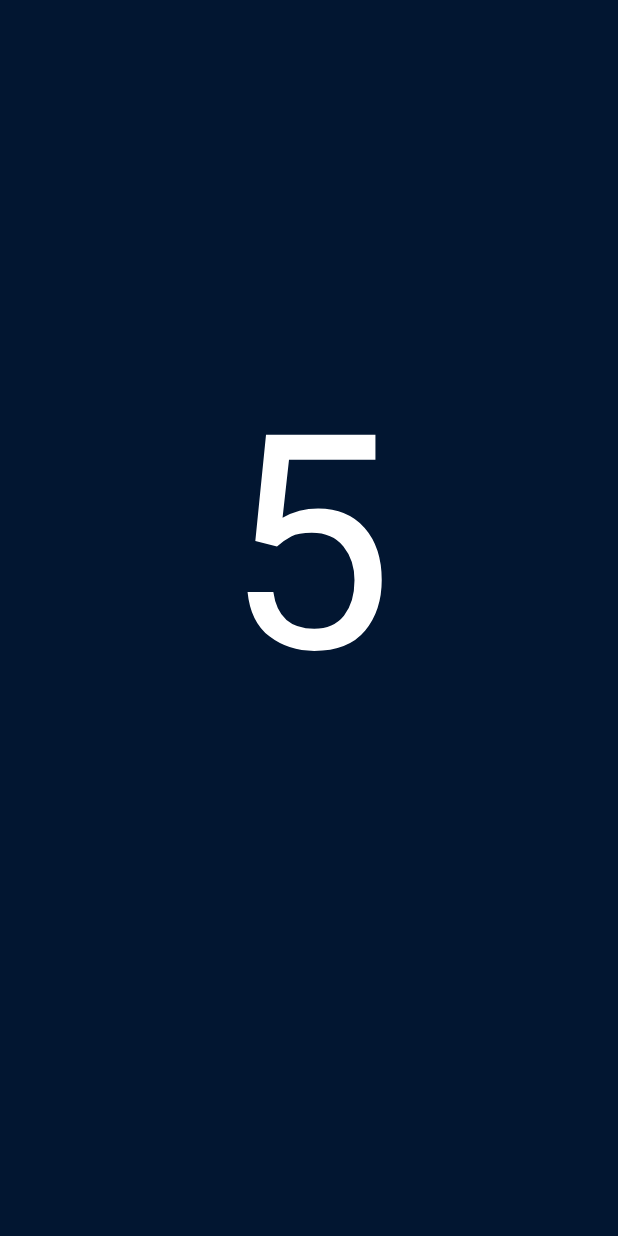
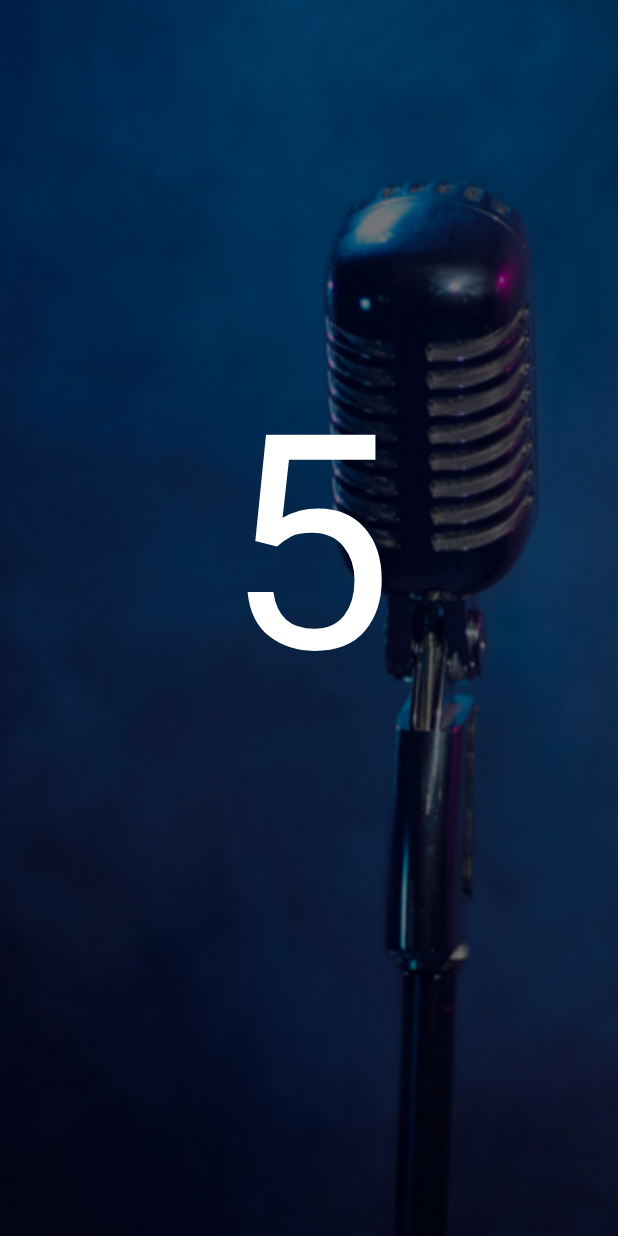
Before and after one commit to choch-o/SherlockHums, an Android app: the RecordingActivity screen opened directly, with no data from a screen before it, on a phone screen of 412 x 824 dp. Run offline under Robolectric (Android 15) with nearby library versions, the phone set to English and light mode, and no system bars.

Commit message:
really almost done

```diff
--- a/android/MyApplication/app/src/main/AndroidManifest.xml
+++ b/android/MyApplication/app/src/main/AndroidManifest.xml
@@ -8,7 +8,7 @@
 
     <application
         android:allowBackup="true"
-        android:icon="@mipmap/ic_launcher"
+        android:icon="@drawable/hums_icon"
         android:label="@string/app_name"
         android:supportsRtl="true"
         android:theme="@style/AppTheme.NoActionBar">
--- a/android/MyApplication/app/src/main/java/com/example/q/project3/FacebookLoginActivity.java
+++ b/android/MyApplication/app/src/main/java/com/example/q/project3/FacebookLoginActivity.java
@@ -4,6 +4,8 @@ import android.content.Intent;
 import android.os.Bundle;
 import android.support.v7.app.AppCompatActivity;
 import android.util.Log;
+import android.view.Window;
+import android.view.WindowManager;
 
 import com.facebook.CallbackManager;
 import com.facebook.FacebookCallback;
@@ -30,6 +32,9 @@ public class FacebookLoginActivity extends AppCompatActivity {
     @Override
     public void onCreate(Bundle savedInstanceState){
         super.onCreate(savedInstanceState);
+        requestWindowFeature(Window.FEATURE_NO_TITLE);
+        getWindow().setFlags(WindowManager.LayoutParams.FLAG_FULLSCREEN,
+                WindowManager.LayoutParams.FLAG_FULLSCREEN);
         FacebookSdk.sdkInitialize(getApplicationContext());
         callbackManager = CallbackManager.Factory.create();
         setContentView(R.layout.activity_facebooklogin);
--- a/android/MyApplication/app/src/main/java/com/example/q/project3/ReadyActivity.java
+++ b/android/MyApplication/app/src/main/java/com/example/q/project3/ReadyActivity.java
@@ -41,7 +41,7 @@ public class ReadyActivity extends AppCompatActivity {
     private static final int PERMISSIONS_REQUEST_INTERNET = 3;
 
     boolean is_recorder = false;
-    ArrayList<String[]> ranks = new ArrayList<>();
+    public static ArrayList<String[]> ranks = new ArrayList<>();
     public ArrayList<String[]> songs = new ArrayList<>();
 
     @Override
--- a/android/MyApplication/app/src/main/java/com/example/q/project3/RecordingActivity.java
+++ b/android/MyApplication/app/src/main/java/com/example/q/project3/RecordingActivity.java
@@ -10,6 +10,8 @@ import android.support.v7.app.AppCompatActivity;
 import android.os.Bundle;
 import android.util.Log;
 import android.view.View;
+import android.view.Window;
+import android.view.WindowManager;
 import android.widget.ImageButton;
 import android.widget.ImageView;
 import android.widget.ProgressBar;
@@ -34,6 +36,9 @@ public class RecordingActivity extends AppCompatActivity {
     @Override
     protected void onCreate(Bundle savedInstanceState) {
         super.onCreate(savedInstanceState);
+        requestWindowFeature(Window.FEATURE_NO_TITLE);
+        getWindow().setFlags(WindowManager.LayoutParams.FLAG_FULLSCREEN,
+                WindowManager.LayoutParams.FLAG_FULLSCREEN);
         setContentView(R.layout.activity_recording);
 
         Intent i = getIntent();
--- a/android/MyApplication/app/src/main/java/com/example/q/project3/RoundedImageView.java
+++ b/android/MyApplication/app/src/main/java/com/example/q/project3/RoundedImageView.java
@@ -68,7 +68,8 @@ public class RoundedImageView extends ImageView {
         Bitmap output = Bitmap.createBitmap(radius, radius, Config.ARGB_8888);
         Canvas canvas = new Canvas(output);
 
-        final String color = "#BAB399";
+        // final String color = "#BAB399";
+        final String color = "#FF9900";
         final Paint paint = new Paint();
         final Rect rect = new Rect(0, 0, radius, radius);
 
--- a/android/MyApplication/app/src/main/res/drawable/answer_box.xml
+++ b/android/MyApplication/app/src/main/res/drawable/answer_box.xml
@@ -1,7 +1,7 @@
 <?xml version="1.0" encoding="utf-8"?>
 <shape xmlns:android="http://schemas.android.com/apk/res/android"
     android:shape="rectangle">
-    <solid android:color="#ffffff" />
+    <solid android:color="@color/transWhite" />
     <size
         android:height="40dp"
         android:width="40dp" />
--- a/android/MyApplication/app/src/main/res/layout/activity_recording.xml
+++ b/android/MyApplication/app/src/main/res/layout/activity_recording.xml
@@ -9,7 +9,7 @@
     android:paddingRight="@dimen/activity_horizontal_margin"
     android:paddingTop="@dimen/activity_vertical_margin"
     tools:context="com.example.q.project3.RecordingActivity"
-    android:background="@color/colorBackground">
+    android:background="@drawable/background">
 
     <TextView
         android:id="@+id/title"
@@ -54,70 +54,4 @@
         android:layout_height="wrap_content"
         android:layout_below="@id/artist"
         android:src="@drawable/listening"/>
-    <!--
-    <TextView
-        android:id="@+id/play_status"
-        android:layout_width="match_parent"
-        android:layout_height="wrap_content"
-        android:layout_below="@id/record_status"
-        android:textColor="#ffffff"
-        android:layout_centerHorizontal="true" />
-
-    <LinearLayout
-        android:layout_width="match_parent"
-        android:layout_height="wrap_content"
-        android:orientation="horizontal"
-        android:layout_below="@id/play_status"
-        android:gravity="center"
-        android:weightSum="3">
-        <ImageButton
-            android:id="@+id/record_button"
-            android:layout_width="wrap_content"
-            android:layout_height="wrap_content"
-            android:src="@drawable/record_button"
-            android:background="@drawable/roundedbutton"
-            android:layout_marginStart="10dp"
-            android:layout_marginEnd="10dp"
-            android:layout_weight="1"/>
-
-        <ImageButton
-            android:id="@+id/play_button"
-            android:layout_width="wrap_content"
-            android:layout_height="wrap_content"
-            android:src="@drawable/play_button"
-            android:background="@drawable/roundedbutton"
-            android:layout_marginStart="10dp"
-            android:layout_marginEnd="10dp"
-            android:layout_weight="1"/>
-
-        <ImageButton
-            android:id="@+id/search_button"
-            android:layout_width="wrap_content"
-            android:layout_height="wrap_content"
-            android:src="@drawable/search_button"
-            android:background="@drawable/roundedbutton"
-            android:layout_marginStart="10dp"
-            android:layout_marginEnd="10dp"
-            android:layout_weight="1"/>
-
-
-        <ImageButton
-            android:id="@+id/pause_button"
-            android:layout_width="wrap_content"
-            android:layout_height="wrap_content"
-            android:src="@drawable/pause_button"
-            android:background="@drawable/roundedbutton"
-            android:layout_marginStart="10dp"
-            android:layout_marginEnd="10dp" />
-
-        <ImageButton
-            android:id="@+id/stop_button"
-            android:layout_width="wrap_content"
-            android:layout_height="wrap_content"
-            android:src="@drawable/stop_button"
-            android:background="@drawable/roundedbutton"
-            android:layout_marginStart="10dp"
-            android:layout_marginEnd="10dp" />
-    </LinearLayout>
-    -->
 </RelativeLayout>
--- a/android/MyApplication/app/src/main/res/values/colors.xml
+++ b/android/MyApplication/app/src/main/res/values/colors.xml
@@ -3,6 +3,7 @@
     <color name="colorPrimary">#3F51B5</color>
     <color name="colorPrimaryDark">#303F9F</color>
     <color name="colorAccent">#FF4081</color>
-    <color name="colorBackground">#021631</color>
-    <color name="colorRecorder">#ff9900</color>
+    <color name="colorBackground">#cc021631</color>
+    <color name="colorRecorder">#ccff9900</color>
+    <color name="transWhite">#ccffffff</color>
 </resources>
--- a/android/MyApplication/app/src/main/res/values/dimens.xml
+++ b/android/MyApplication/app/src/main/res/values/dimens.xml
@@ -2,4 +2,5 @@
     <!-- Default screen margins, per the Android Design guidelines. -->
     <dimen name="activity_horizontal_margin">16dp</dimen>
     <dimen name="activity_vertical_margin">16dp</dimen>
+    <dimen name="playing_answer">15dp</dimen>
 </resources>
```
Also changed, not shown: android/MyApplication/app/src/main/java/com/example/q/project3/PlayingActivity.java (+11 -2 lines), android/MyApplication/app/src/main/res/layout/activity_playing.xml (+7 -6 lines), android/MyApplication/app/src/main/res/layout/activity_ready.xml (+6 -4 lines), android/MyApplication/app/src/main/res/drawable/background.png (added), android/MyApplication/app/src/main/res/drawable/hums_icon.png (added), android/MyApplication/app/src/main/res/drawable/splash.png.
